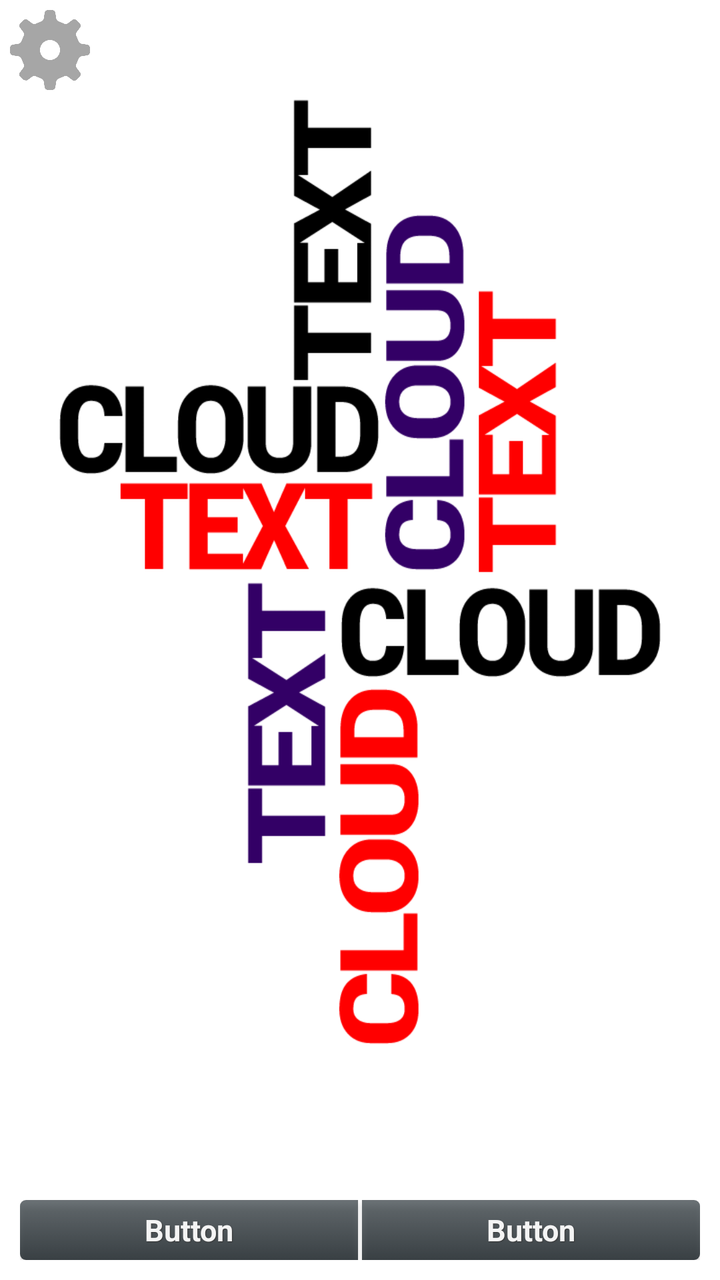
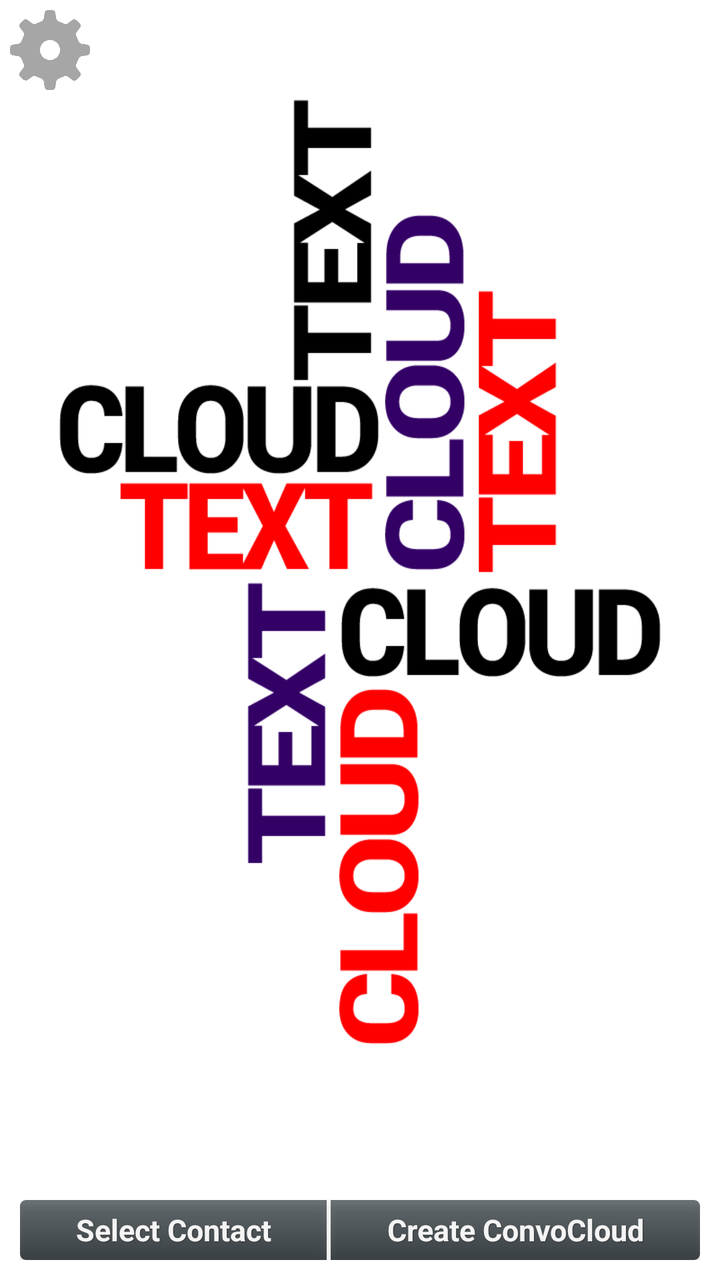

Two renders of the same Android screen: before a commit and after it. Below are the layout's source before the change and the commit's diff.
<!-- AndroidManifest.xml: fallback theme Theme.MaterialComponents.DayNight.NoActionBar -->
<!-- res/layout/activity_main.xml -->
<RelativeLayout xmlns:android="http://schemas.android.com/apk/res/android"
    android:id="@+id/main_layout"
    android:layout_width="match_parent"
    android:layout_height="match_parent"
    android:background="@drawable/main_image" >

    <LinearLayout
        android:layout_width="match_parent"
        android:layout_height="30dp"
        android:layout_alignParentBottom="true"
        android:layout_alignParentLeft="true"
        android:layout_margin="10dp" >

        <Button
            android:id="@+id/contact_selection_button"
            style="@style/btnStyleBlackpearl"
            android:layout_width="wrap_content"
            android:layout_height="wrap_content"
            android:layout_marginRight="1dp"
            android:layout_weight=".25"
            android:alpha=".75"
            android:background="@drawable/button_left"
            android:text="Button" />

        <Button
            android:id="@+id/create_text_cloud_button"
            style="@style/btnStyleBlackpearl"
            android:layout_width="wrap_content"
            android:layout_height="wrap_content"
            android:layout_marginLeft="1dp"
            android:layout_weight=".25"
            android:alpha=".75"
            android:background="@drawable/button_right"
            android:text="Button" />

    </LinearLayout>

    <ImageView
        android:id="@+id/settingsButton"
        android:layout_width="wrap_content"
        android:layout_height="wrap_content"
        android:layout_alignParentLeft="true"
        android:layout_alignParentTop="true"
        android:layout_margin="5dp"
        android:adjustViewBounds="true"
        android:alpha=".35"
        android:maxHeight="40dp"
        android:maxWidth="40dp"
        android:src="@drawable/settingsicon" />

</RelativeLayout>
<!-- resources referenced by this layout -->
<resources>
  <!-- drawable button_left (drawable-hdpi) -->
  <?xml version="1.0" encoding="utf-8"?>
  <selector xmlns:android="http://schemas.android.com/apk/res/android" >
       <item android:state_pressed="true" >
           <shape android:shape="rectangle"  >
               <corners android:bottomLeftRadius="3dip" 
                   android:topLeftRadius="3dip"/>
               <gradient  android:angle="-90"  android:startColor="#080909" android:endColor="#626b70"  />            
           </shape>
       </item>
      <item android:state_focused="true">
           <shape android:shape="rectangle"  >
               <corners android:bottomLeftRadius="3dip" 
                   android:topLeftRadius="3dip"/>
               <solid  android:color="#050e13"/>       
           </shape>
       </item>  
      <item >
          <shape android:shape="rectangle"  >
               <corners android:bottomLeftRadius="3dip" 
                   android:topLeftRadius="3dip"/>
               <gradient  android:angle="-90"  android:startColor="#3c454a" android:endColor="#050e13" />            
           </shape>
       </item>
  </selector>
  <!-- drawable button_right (drawable-hdpi) -->
  <?xml version="1.0" encoding="utf-8"?>
  <selector xmlns:android="http://schemas.android.com/apk/res/android" >
       <item android:state_pressed="true" >
           <shape android:shape="rectangle"  >
               <corners android:radius="3dip" />
               <corners android:bottomRightRadius="3dip" 
                   android:topRightRadius="3dip"/>
               <gradient  android:angle="-90"  android:startColor="#080909" android:endColor="#626b70"  />            
           </shape>
       </item>
      <item android:state_focused="true">
           <shape android:shape="rectangle"  >
               <corners android:bottomRightRadius="3dip" 
                   android:topRightRadius="3dip"/>
  
               <solid  android:color="#050e13"/>       
           </shape>
       </item>  
      <item >
          <shape android:shape="rectangle"  >
               <corners android:bottomRightRadius="3dip" 
                   android:topRightRadius="3dip"/>
               <gradient  android:angle="-90"  android:startColor="#3c454a" android:endColor="#050e13" />            
           </shape>
       </item>
  </selector>
  <!-- drawable main_image: png bitmap (drawable-hdpi, 45865 bytes) -->
  <!-- drawable settingsicon: png bitmap (drawable-hdpi, 12030 bytes) -->
  <style name="btnStyleBlackpearl" parent="@android:style/Widget.Button">
         <item name="android:textSize">15sp</item>
         <item name="android:textStyle">bold</item>
         <item name="android:textColor">#FFFFFF</item>
         <item name="android:gravity">center</item>
         <item name="android:shadowColor">#000000</item>
         <item name="android:shadowDx">1</item>
         <item name="android:shadowDy">1</item>
         <item name="android:shadowRadius">0.6</item>
         <item name="android:alpha">.5</item>
         <item name="android:background">@drawable/button_left</item>
     </style>
</resources>

<!-- the commit's change to res/layout/activity_main.xml (unified diff, before → after) -->
@@ -5,6 +5,7 @@
     android:background="@drawable/main_image" >
 
     <LinearLayout
+        android:id="@+id/button_layout"
         android:layout_width="match_parent"
         android:layout_height="30dp"
         android:layout_alignParentBottom="true"
@@ -20,7 +21,7 @@
             android:layout_weight=".25"
             android:alpha=".75"
             android:background="@drawable/button_left"
-            android:text="Button" />
+            android:text="@string/select_contact" />
 
         <Button
             android:id="@+id/create_text_cloud_button"
@@ -31,8 +32,7 @@
             android:layout_weight=".25"
             android:alpha=".75"
             android:background="@drawable/button_right"
-            android:text="Button" />
-
+            android:text="@string/create_convocloud" />
     </LinearLayout>
 
     <ImageView
@@ -48,4 +48,15 @@
         android:maxWidth="40dp"
         android:src="@drawable/settingsicon" />
 
+    <TextView
+        android:id="@+id/status_text"
+        android:layout_width="wrap_content"
+        android:layout_height="wrap_content"
+        android:layout_above="@+id/button_layout"
+        android:layout_alignParentLeft="true"
+        android:layout_marginLeft="10dp"
+        android:background="@android:color/black"
+        android:textAppearance="?android:attr/textAppearanceMedium"
+        android:textColor="@android:color/white" />
+
 </RelativeLayout>
<!-- resource entries referenced after the edit -->
@@ -54,6 +54,8 @@
   </selector>
   <!-- drawable main_image: png bitmap (drawable-hdpi, 45865 bytes) -->
   <!-- drawable settingsicon: png bitmap (drawable-hdpi, 12030 bytes) -->
+  <string name="create_convocloud">Create ConvoCloud</string>
+  <string name="select_contact">Select Contact</string>
   <style name="btnStyleBlackpearl" parent="@android:style/Widget.Button">
          <item name="android:textSize">15sp</item>
          <item name="android:textStyle">bold</item>
